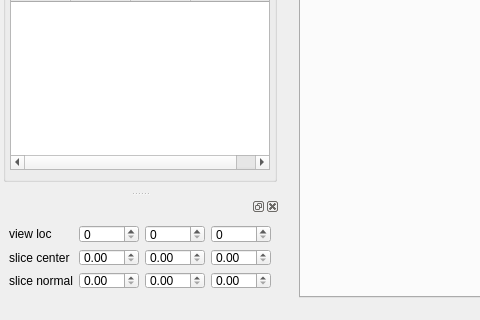
SuperOptimizer/villa, file volume-cartographer/apps/VC/VCMain.ui: the form before one commit; both pictures show x 0 to 480 and y 480 to 800 of the 1200 by 800 pixel window.
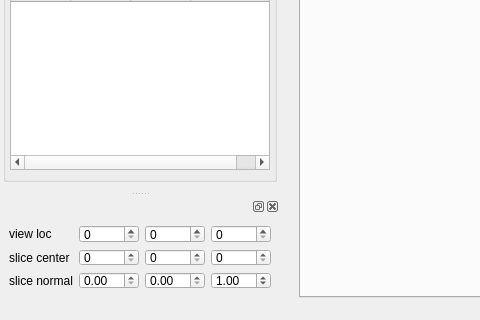
The form after the commit. Icons and pictures are not drawn.

Diff of the .ui file:
```diff
--- a/volume-cartographer/apps/VC/VCMain.ui
+++ b/volume-cartographer/apps/VC/VCMain.ui
@@ -796,18 +796,9 @@
     <layout class="QGridLayout" name="gridLayout">
      <item row="1" column="1">
       <layout class="QGridLayout" name="gridLayout_2">
-       <item row="1" column="3">
-        <widget class="QDoubleSpinBox" name="dspCZ"/>
-       </item>
-       <item row="1" column="2">
-        <widget class="QDoubleSpinBox" name="dspCY"/>
-       </item>
        <item row="0" column="2">
         <widget class="QSpinBox" name="spinLocY"/>
        </item>
-       <item row="1" column="1">
-        <widget class="QDoubleSpinBox" name="sdpCX"/>
-       </item>
        <item row="0" column="3">
         <widget class="QSpinBox" name="spinLocZ"/>
        </item>
@@ -842,7 +833,20 @@
         <widget class="QDoubleSpinBox" name="dspNY"/>
        </item>
        <item row="2" column="3">
-        <widget class="QDoubleSpinBox" name="dspNZ"/>
+        <widget class="QDoubleSpinBox" name="dspNZ">
+         <property name="value">
+          <double>1.000000000000000</double>
+         </property>
+        </widget>
+       </item>
+       <item row="1" column="1">
+        <widget class="QSpinBox" name="spCX"/>
+       </item>
+       <item row="1" column="2">
+        <widget class="QSpinBox" name="spCY"/>
+       </item>
+       <item row="1" column="3">
+        <widget class="QSpinBox" name="spCZ"/>
        </item>
       </layout>
      </item>
```
